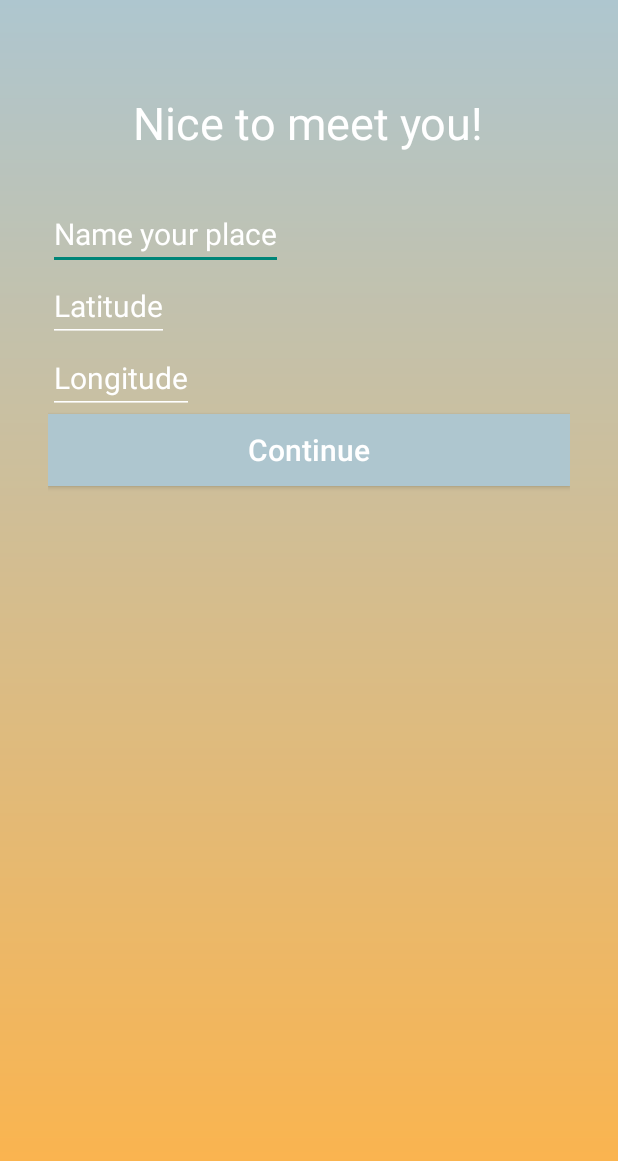
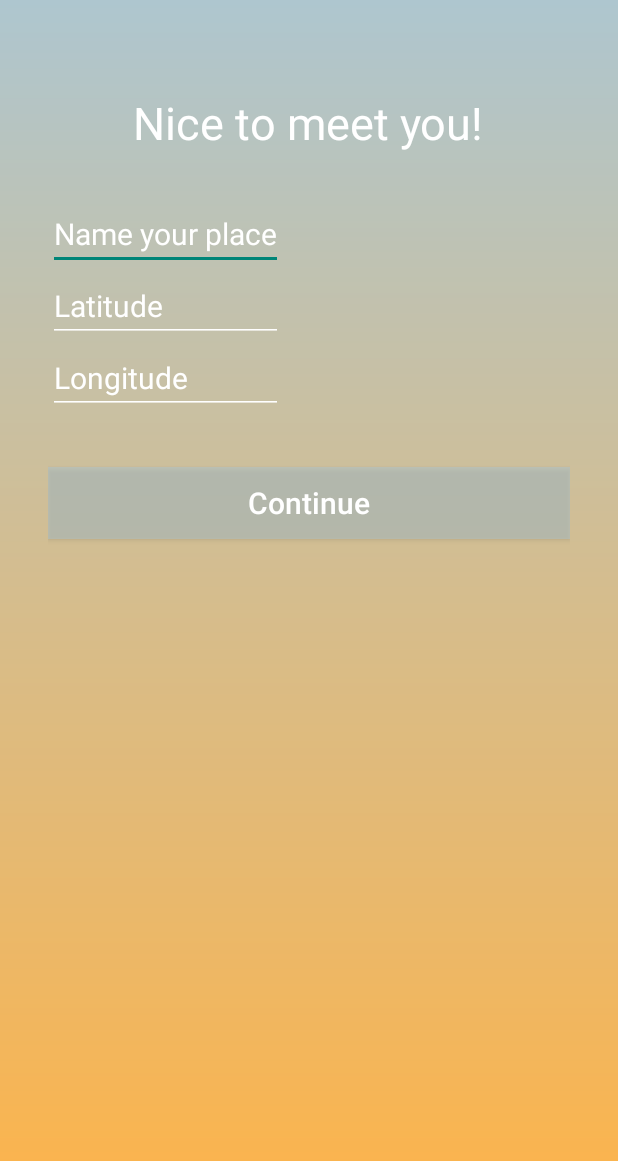
Before and after one commit to YasminL/YasminsWeatherApp, an Android app: the layout activity_start.xml on its own in the app's theme, with its tools: preview values and no code run, on a phone screen of 412 x 824 dp. Shown: the top 1161 px of the screen. Run offline under Robolectric (Android 15) with nearby library versions, the phone set to English and light mode, and no system bars.

Commit message:
fixed layout issues for startpage. Startpage is now also the first activity shown when the app is started

```diff
--- a/app/src/main/java/stormy/yasminlindholm/yasminsweatherapp/Adapters/StartActivity.java
+++ b/app/src/main/java/stormy/yasminlindholm/yasminsweatherapp/Controller/StartActivity.java
@@ -1,4 +1,4 @@
-package stormy.yasminlindholm.yasminsweatherapp.Adapters;
+package stormy.yasminlindholm.yasminsweatherapp.Controller;
 
 import android.support.v7.app.ActionBarActivity;
 import android.os.Bundle;
--- a/app/src/main/res/layout/activity_start.xml
+++ b/app/src/main/res/layout/activity_start.xml
@@ -10,34 +10,40 @@
               android:layout_height="match_parent">
 
     <EditText
+        android:id="@+id/writeLocation"
         android:layout_width="wrap_content"
         android:layout_height="wrap_content"
-        android:id="@+id/writeLocation"
+        android:textColor="#ffffffff"
         android:hint="Name your place"
         android:theme="@style/MyEditTextTheme"
         android:textSize="@dimen/textSixe_20sp"
         android:layout_below="@+id/welcomeToStart"
         android:textColorHint="#ffffffff"
+        android:singleLine="true"
         />
 
     <TextView
+        android:id="@+id/welcomeToStart"
         android:layout_width="wrap_content"
         android:layout_height="wrap_content"
         android:text="Nice to meet you!"
         android:layout_marginTop="61dp"
         android:layout_marginBottom="30sp"
-        android:id="@+id/welcomeToStart"
         android:layout_alignParentTop="true"
         android:layout_centerHorizontal="true"
         android:textColor="#ffffffff"
         android:textSize="30sp"/>
 
     <EditText
+        android:id="@+id/writeLatitude"
         android:layout_width="wrap_content"
         android:layout_height="wrap_content"
         android:inputType="number"
+        android:textColor="#ffffffff"
+        android:singleLine="true"
+        android:layout_alignRight="@+id/writeLocation"
+        android:layout_alignLeft="@+id/writeLocation"
         android:theme="@style/MyEditTextTheme"
-        android:id="@+id/writeLatitude"
         android:textSize="@dimen/textSixe_20sp"
         android:hint="Latitude"
         android:textColorHint="@android:color/white"
@@ -45,11 +51,15 @@
         />
 
     <EditText
+        android:id="@+id/writeLongitude"
         android:layout_width="wrap_content"
         android:layout_height="wrap_content"
         android:inputType="number"
+        android:textColor="#ffffffff"
+        android:singleLine="true"
+        android:layout_alignRight="@+id/writeLocation"
+        android:layout_alignLeft="@+id/writeLocation"
         android:theme="@style/MyEditTextTheme"
-        android:id="@+id/writeLongitude"
         android:textSize="@dimen/textSixe_20sp"
         android:hint="Longitude"
         android:textColorHint="@android:color/white"
@@ -57,14 +67,16 @@
         />
 
     <Button
+        android:id="@+id/continueToMainPage"
         android:layout_width="match_parent"
         android:layout_height="wrap_content"
         android:text="Continue"
-        android:id="@+id/continueToMainPage"
-        android:background="#aec6cf"
+        android:background="#80aec6cf"
         android:textColor="#ffffffff"
         android:textAllCaps="false"
         android:textSize="@dimen/textSixe_20sp"
         android:layout_below="@+id/writeLongitude"
-        />
+        android:layout_alignParentLeft="true"
+        android:layout_alignParentStart="true"
+        android:layout_marginTop="35dp"/>
 </RelativeLayout>
--- a/app/src/main/res/menu/menu_start.xml
+++ b/app/src/main/res/menu/menu_start.xml
@@ -1,7 +1,7 @@
 <menu xmlns:android="http://schemas.android.com/apk/res/android"
       xmlns:app="http://schemas.android.com/apk/res-auto"
       xmlns:tools="http://schemas.android.com/tools"
-      tools:context="stormy.yasminlindholm.yasminsweatherapp.Adapters.StartActivity">
+      tools:context="stormy.yasminlindholm.yasminsweatherapp.Controller.StartActivity">
     <item android:id="@+id/action_settings"
           android:title="@string/action_settings"
           android:orderInCategory="100"
```
Also changed, not shown: app/src/main/AndroidManifest.xml (+14 -8 lines).
